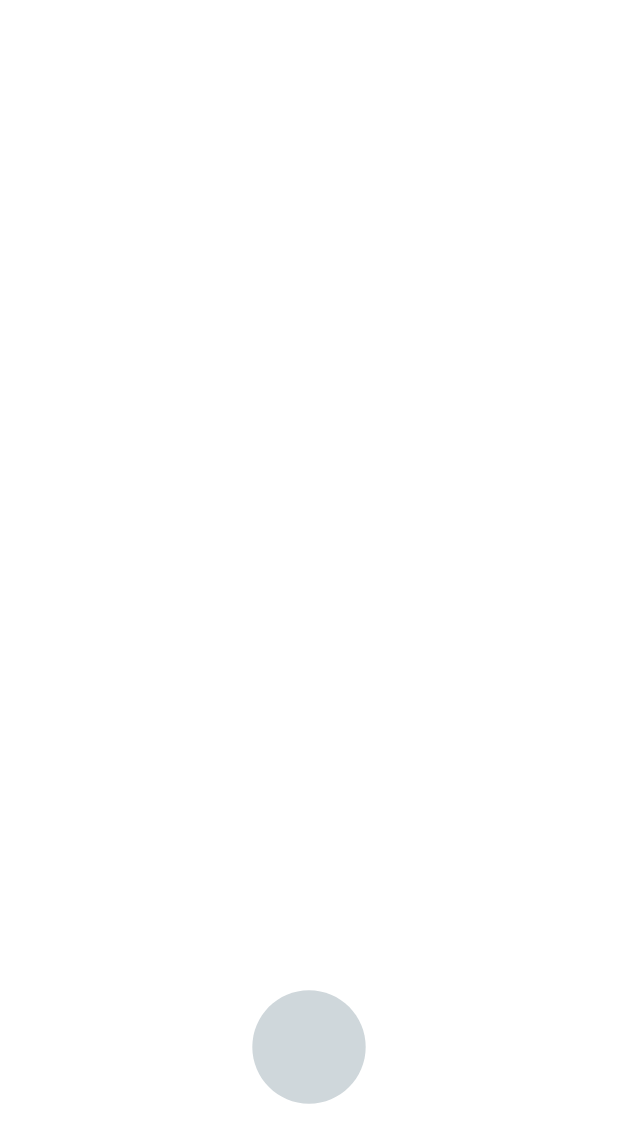
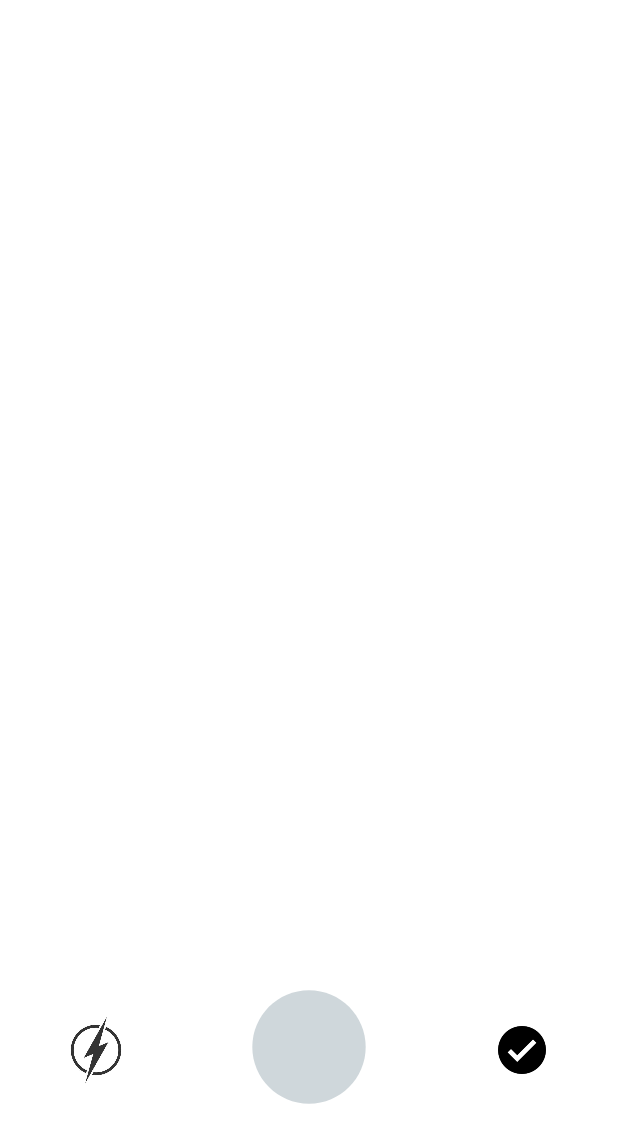
Before and after one commit to dberre/EcsFloralies, an Android app: the layout camera_ui_container.xml on its own in the app's theme, with its tools: preview values and no code run, on a phone screen of 412 x 824 dp. Shown: the top 1143 px of the screen. Run offline under Robolectric (Android 15) with nearby library versions, the light colour scheme and no system bars.

Commit message:
Add overwrite dialog to the navigation graph. Plus some other navigation improvement. Buttons on camera preview (flash and checkmark)

```diff
--- a/app/src/main/java/com/bdomperso/ecsfloralies/MainActivity.kt
+++ b/app/src/main/java/com/bdomperso/ecsfloralies/MainActivity.kt
@@ -5,6 +5,7 @@ import android.os.Bundle
 import androidx.appcompat.app.AppCompatActivity
 import androidx.fragment.app.DialogFragment
 import androidx.navigation.findNavController
+import com.bdomperso.ecsfloralies.fragments.OverwriteFileDialogFragment
 import java.io.File
 
 const val KEY_EVENT_ACTION = "key_event_action"
--- a/app/src/main/java/com/bdomperso/ecsfloralies/fragments/EntryFragment.kt
+++ b/app/src/main/java/com/bdomperso/ecsfloralies/fragments/EntryFragment.kt
@@ -160,8 +160,8 @@ class EntryFragment : Fragment() {
     }
 
     private fun launchEndoscopeCapture() {
-//        val packageName = "com.ipotensic.depstech"
-        val packageName = "org.o7planning.simulatedepstech"
+        val packageName = "com.ipotensic.depstech"
+//        val packageName = "org.o7planning.simulatedepstech"
 
         try {
             val pm = requireContext().packageManager
--- a/app/src/main/java/com/bdomperso/ecsfloralies/fragments/SaveCaptureFragment.kt
+++ b/app/src/main/java/com/bdomperso/ecsfloralies/fragments/SaveCaptureFragment.kt
@@ -13,7 +13,6 @@ import androidx.fragment.app.DialogFragment
 import androidx.fragment.app.Fragment
 import androidx.navigation.fragment.findNavController
 import com.bdomperso.ecsfloralies.GoogleDriveServices
-import com.bdomperso.ecsfloralies.OverwriteFileDialogFragment
 import com.bdomperso.ecsfloralies.R
 import com.bdomperso.ecsfloralies.databinding.FragmentSaveCaptureBinding
 import com.bdomperso.ecsfloralies.datamodel.DataModel
@@ -139,8 +138,8 @@ class SaveCaptureFragment : Fragment(), OverwriteFileDialogFragment.NoticeDialog
         val destFile = File(imageFile!!.parent).resolve(destFilename)
 
         if (destFile.exists()) {
-            val dialog = OverwriteFileDialogFragment(destFile)
-            dialog.show(childFragmentManager, "OverwriteFileDialogFragment")
+            val action = SaveCaptureFragmentDirections.actionSaveCaptureFragmentToOverwriteFileDialogFragment(destFile)
+            findNavController().navigate(action)
             return
         }
 
--- a/app/src/main/res/layout-land/camera_ui_container.xml
+++ b/app/src/main/res/layout-land/camera_ui_container.xml
@@ -23,6 +23,20 @@
     android:layout_height="match_parent">
 
     <ImageButton
+        android:id="@id/flash_mode_button"
+        android:layout_width="@dimen/round_button_medium"
+        android:layout_height="@dimen/round_button_medium"
+        android:layout_marginEnd="@dimen/margin_xlarge"
+        android:layout_marginBottom="@dimen/margin_small"
+        android:padding="@dimen/spacing_small"
+        android:scaleType="fitXY"
+        android:background="@android:color/transparent"
+        app:srcCompat="@drawable/ic_switch"
+        app:layout_constraintRight_toRightOf="parent"
+        app:layout_constraintBottom_toBottomOf="parent"
+        android:contentDescription="@string/gallery_button_alt" />
+
+    <ImageButton
         android:id="@+id/camera_capture_button"
         android:layout_width="@dimen/round_button_large"
         android:layout_height="@dimen/round_button_large"
@@ -34,4 +48,18 @@
         app:layout_constraintEnd_toEndOf="parent"
         app:layout_constraintTop_toTopOf="parent" />
 
+    <ImageButton
+        android:id="@id/photo_view_button"
+        android:layout_width="@dimen/round_button_medium"
+        android:layout_height="@dimen/round_button_medium"
+        android:layout_marginEnd="@dimen/margin_xlarge"
+        android:layout_marginTop="@dimen/margin_small"
+        android:padding="@dimen/spacing_large"
+        android:scaleType="fitXY"
+        android:background="@drawable/ic_outer_circle"
+        app:srcCompat="@drawable/ic_photo"
+        app:layout_constraintRight_toRightOf="parent"
+        app:layout_constraintTop_toTopOf="parent"
+        android:contentDescription="@string/switch_camera_button_alt" />
+
 </androidx.constraintlayout.widget.ConstraintLayout>
--- a/app/src/main/res/layout/camera_ui_container.xml
+++ b/app/src/main/res/layout/camera_ui_container.xml
@@ -23,6 +23,20 @@
     android:layout_height="match_parent">
 
     <ImageButton
+        android:id="@+id/flash_mode_button"
+        android:layout_width="@dimen/round_button_medium"
+        android:layout_height="@dimen/round_button_medium"
+        android:layout_marginBottom="@dimen/margin_xlarge"
+        android:layout_marginStart="@dimen/margin_small"
+        android:padding="@dimen/spacing_small"
+        android:scaleType="fitCenter"
+        android:background="@android:color/transparent"
+        app:srcCompat="@drawable/flash"
+        app:layout_constraintLeft_toLeftOf="parent"
+        app:layout_constraintBottom_toBottomOf="parent"
+        android:contentDescription="@string/switch_camera_button_alt" />
+
+    <ImageButton
         android:id="@+id/camera_capture_button"
         android:layout_width="@dimen/round_button_large"
         android:layout_height="@dimen/round_button_large"
@@ -43,7 +57,7 @@
         android:padding="@dimen/spacing_large"
         android:scaleType="fitCenter"
         android:background="@drawable/ic_outer_circle"
-        app:srcCompat="@drawable/ic_photo"
+        app:srcCompat="@drawable/checkmark"
         app:layout_constraintRight_toRightOf="parent"
         app:layout_constraintBottom_toBottomOf="parent"
         android:contentDescription="@string/gallery_button_alt" />
```
Also changed, not shown: app/src/main/java/com/bdomperso/ecsfloralies/fragments/CameraFragment.kt (+11 -1 lines), app/src/main/java/com/bdomperso/ecsfloralies/fragments/OverwriteFileDialogFragment.kt (renamed from app/src/main/java/com/bdomperso/ecsfloralies/OverwriteFileDialogFragment.kt, +10 -5 lines), app/src/main/res/navigation/nav_graph.xml (+14 -0 lines), app/src/main/res/drawable-v24/checkmark.png (added), app/src/main/res/drawable-v24/flash.jpg (added).
